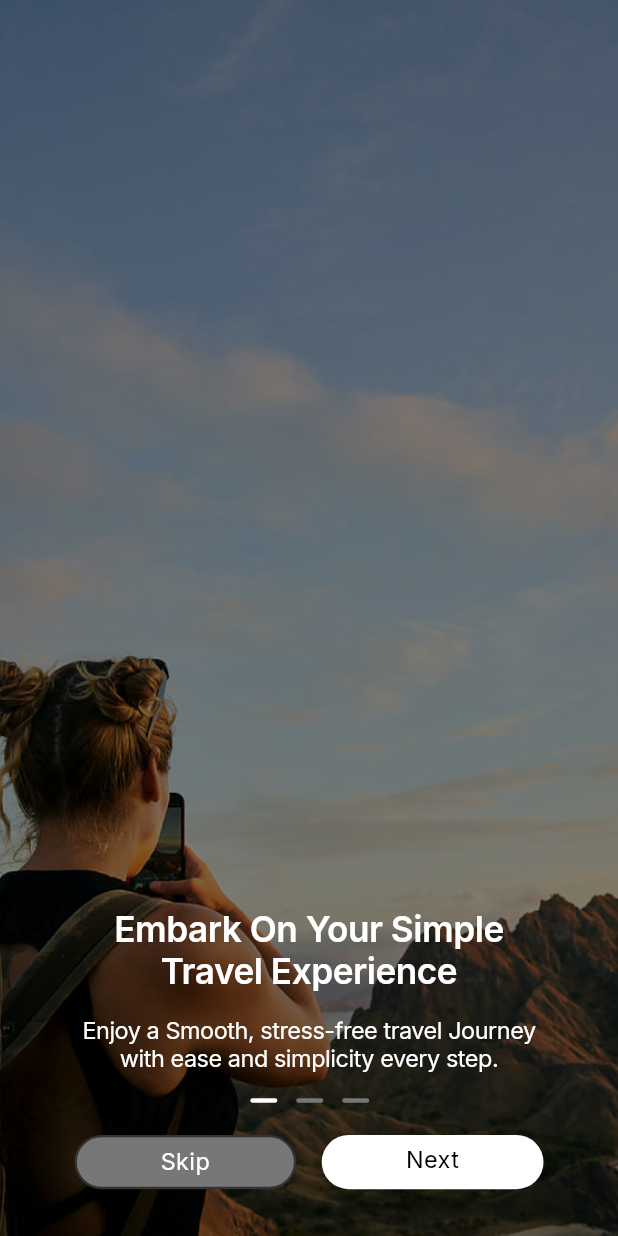
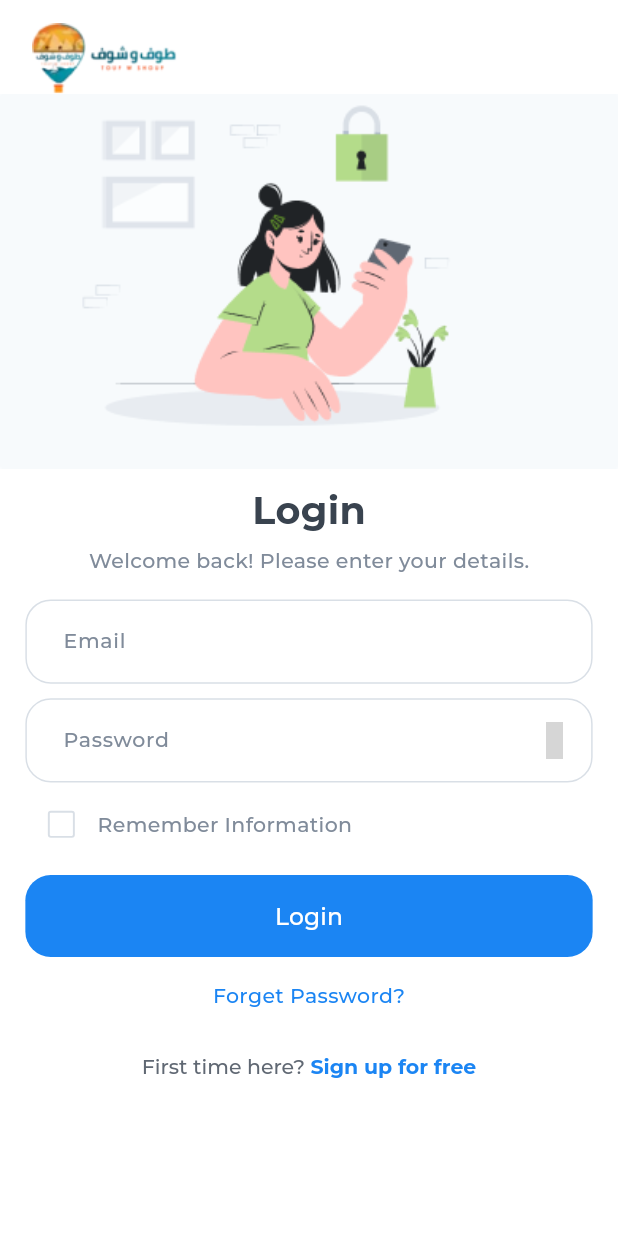
Before and after one commit to omar-949/touf_w, a Flutter app: the screen it shows after launch, on a phone screen of 412 x 824 dp. Run offline on Flutter 3.47's test engine with Material 3 defaults, Android fonts, the phone set to English and light mode, and no system bars; our stand-ins replace country_picker, dio, flutter_rating_bar, flutter_screenutil, flutter_secure_storage, flutter_svg and 5 more; project files that could hold a hidden picture were left out; grey boxes are pictures that could not be loaded.

Commit message:
refactor login

```diff
--- a/lib/core/resources/colors.dart
+++ b/lib/core/resources/colors.dart
@@ -4,6 +4,7 @@ abstract class AppColors {
   static const background = Color(0xffFFFFFF);
   static const blue500 = Color(0xff1B85F3);
   static const grey200 = Color(0xffD9DFE6);
+  static const grey500 = Color(0xffA0AEC0);
   static const orange = Color(0xffE07026);
   static const Color darkGrey = Color(0xff333333);
   static const Color mediumGrey = Color(0xff777777);
--- a/lib/core/routing/app_router.dart
+++ b/lib/core/routing/app_router.dart
@@ -7,7 +7,7 @@ import 'package:toufwshouf/features/best_selling/presentation/views/detail_scree
 import 'package:toufwshouf/features/onboarding/presentation/views/onboarding_view.dart';
 import 'package:toufwshouf/features/payment/presentation/views/payment_screen.dart';
 
-import '../../features/auth/presentation/views/login_screen.dart';
+import '../../features/auth/presentation/views/login_view.dart';
 import '../../features/auth/presentation/views/reset_password_screen.dart';
 import '../../features/auth/presentation/views/sign_up_screen.dart';
 import '../../features/best_selling/presentation/views/best_selling_screen.dart';
@@ -32,7 +32,7 @@ class AppRouter {
         );
       case Routes.loginScreen:
         return RouteAnimations.buildPageRoute(
-          const LoginScreen(),
+          const LoginView(),
           settings,
           TransitionType.slideFromLeft,
         );
--- /dev/null
+++ b/lib/core/widgets/app_text_button.dart
@@ -0,0 +1,37 @@
+
+import 'package:flutter/material.dart';
+import 'package:flutter_screenutil/flutter_screenutil.dart';
+import 'package:toufwshouf/core/resources/colors.dart';
+import 'package:toufwshouf/core/resources/styles.dart';
+
+class AppTextButton extends StatelessWidget {
+  const AppTextButton(
+      {super.key,
+        required this.onPressed,
+        required this.text,
+        this.backgroundColor});
+
+  final VoidCallback onPressed;
+  final String text;
+  final Color? backgroundColor;
+
+  @override
+  Widget build(BuildContext context) {
+    return TextButton(
+      onPressed: onPressed,
+      style: ElevatedButton.styleFrom(
+        shape: RoundedRectangleBorder(
+          borderRadius: BorderRadius.circular(16.w),
+        ),
+        elevation: 0,
+        backgroundColor: backgroundColor ?? AppColors.blue500,
+        tapTargetSize: MaterialTapTargetSize.shrinkWrap,
+        minimumSize: Size(double.infinity, 56.h),
+      ),
+      child: Text(
+        text,
+        style: TextStyles.font16WhiteMedium,
+      ),
+    );
+  }
+}
--- /dev/null
+++ b/lib/core/widgets/app_text_form_field.dart
@@ -0,0 +1,118 @@
+import 'package:flutter/material.dart';
+import 'package:flutter/services.dart';
+import 'package:flutter_screenutil/flutter_screenutil.dart';
+import 'package:toufwshouf/core/resources/styles.dart';
+
+import '../resources/colors.dart';
+
+class AppTextFormField extends StatelessWidget {
+  final String hintText;
+  final bool? isObscureText;
+  final EdgeInsetsGeometry? contentPadding;
+  final InputBorder? focusedBorder;
+  final InputBorder? enabledBorder;
+  final InputBorder? errorBorder;
+  final TextStyle? inputTextStyle;
+  final TextStyle? hintTextStyle;
+  final Widget? suffixIcon;
+  final Widget? prefixIcon;
+  final TextInputType? textInputType;
+  final List<TextInputFormatter>? textInputFormatter;
+  final TextEditingController? controller;
+  final Function(String?) validator;
+  final bool? enableCopyPaste;
+
+  const AppTextFormField({
+    super.key,
+    required this.hintText,
+    this.isObscureText,
+    this.contentPadding,
+    this.focusedBorder,
+    this.enabledBorder,
+    this.errorBorder,
+    this.inputTextStyle,
+    this.hintTextStyle,
+    this.suffixIcon,
+    this.prefixIcon,
+    this.textInputType,
+    this.textInputFormatter,
+    this.controller,
+    required this.validator,
+    this.enableCopyPaste,
+  });
+
+  @override
+  Widget build(BuildContext context) {
+    return TextFormField(
+      obscureText: isObscureText ?? false,
+      style: inputTextStyle ?? TextStyles.font14Grey800Medium,
+      cursorColor: AppColors.blue500,
+      controller: controller,
+      enableInteractiveSelection: enableCopyPaste,
+      validator: (value) {
+        return validator(value);
+      },
+      onSaved: (value) {
+        if (Form.of(context).validate()) {
+          Form.of(context).save();
+        }
+      },
+
+      decoration: InputDecoration(
+        isDense: true,
+        filled: true,
+        fillColor: Colors.white,
+        hintText: hintText,
+        hintStyle: hintTextStyle ?? TextStyles.font14Grey600Regular,
+        suffixIcon: suffixIcon,
+        suffixIconConstraints: BoxConstraints(
+          minWidth: 48.w,
+        ),
+        prefixIcon: prefixIcon,
+        prefixIconConstraints: BoxConstraints(
+          minWidth: 48.w,
+        ),
+        contentPadding: contentPadding ??
+            EdgeInsets.symmetric(
+              horizontal: 20.w,
+              vertical: 18.h,
+            ),
+        enabledBorder: enabledBorder ?? _defaultEnabledBorder(),
+        focusedBorder: focusedBorder ?? _defaultFocusedBorder(),
+        errorBorder: errorBorder ?? _defaultErrorBorder(),
+        focusedErrorBorder: errorBorder ?? _defaultErrorBorder(),
+      ),
+      keyboardType: textInputType,
+      inputFormatters: textInputFormatter,
+    );
+  }
+
+  OutlineInputBorder _defaultEnabledBorder() {
+    return OutlineInputBorder(
+      borderRadius: BorderRadius.circular(16.w),
+      borderSide: const BorderSide(
+        color: AppColors.grey200,
+      ),
+    );
+  }
+
+  OutlineInputBorder _defaultErrorBorder() {
+    return OutlineInputBorder(
+      borderRadius: BorderRadius.circular(16.w),
+      borderSide: const BorderSide(
+        color: Colors.red,
+        width: 1.3,
+      ),
+    );
+  }
+
+  OutlineInputBorder _defaultFocusedBorder() {
+    return OutlineInputBorder(
+      borderRadius: BorderRadius.circular(16.w),
+      borderSide: const BorderSide(
+        color: AppColors.blue500,
+        width: 1.3,
+      ),
+    );
+  }
+}
--- /dev/null
+++ b/lib/features/auth/presentation/views/login_view.dart
@@ -0,0 +1,13 @@
+import 'package:flutter/material.dart';
+import 'package:toufwshouf/features/auth/presentation/views/widgets/login/login_body.dart';
+
+class LoginView extends StatelessWidget {
+  const LoginView({super.key});
+
+  @override
+  Widget build(BuildContext context) {
+    return Scaffold(
+      body: LoginBody(),
+    );
+  }
+}
--- /dev/null
+++ b/lib/features/auth/presentation/views/widgets/login/login_body.dart
@@ -0,0 +1,32 @@
+import 'package:flutter/cupertino.dart';
+import 'package:flutter_screenutil/flutter_screenutil.dart';
+import 'package:toufwshouf/features/auth/presentation/views/widgets/login/login_footer.dart';
+import 'package:toufwshouf/features/auth/presentation/views/widgets/login/login_form.dart';
+import 'package:toufwshouf/features/auth/presentation/views/widgets/login/login_header.dart';
+
+class LoginBody extends StatelessWidget {
+  const LoginBody({super.key});
+
+  @override
+  Widget build(BuildContext context) {
+    return SafeArea(
+      child: SingleChildScrollView(
+        child: Column(
+          mainAxisSize: MainAxisSize.min,
+          crossAxisAlignment: CrossAxisAlignment.center,
+          children: [
+            LoginHeader(),
+            16.verticalSpace,
+            Padding(
+              padding: EdgeInsets.symmetric(horizontal: 16.w),
+              child: LoginForm(),
+            ),
+            16.verticalSpace,
+            LoginFooter(),
+            10.verticalSpace,
+          ],
+        ),
+      ),
+    );
+  }
+}
--- /dev/null
+++ b/lib/features/auth/presentation/views/widgets/login/login_footer.dart
@@ -0,0 +1,43 @@
+import 'package:flutter/material.dart';
+import 'package:flutter_screenutil/flutter_screenutil.dart';
+import 'package:toufwshouf/core/resources/styles.dart';
+
+class LoginFooter extends StatelessWidget {
+  const LoginFooter({
+    super.key,
+  });
+
+  @override
+  Widget build(BuildContext context) {
+    return Column(
+      children: [
+        GestureDetector(
+          onTap: () {},
+          child: Text(
+            "Forget Password?",
+            style: TextStyles.font14Blue500Medium,
+          ),
+        ),
+        30.verticalSpace,
+        GestureDetector(
+          onTap: () {},
+          child: RichText(
+            textAlign: TextAlign.center,
+            text: TextSpan(
+              children: [
+                TextSpan(
+                  text: "First time here? ",
+                  style: TextStyles.font14Grey700Medium,
+                ),
+                TextSpan(
+                  text: "Sign up for free",
+                  style: TextStyles.font14Blue500Bold,
+                ),
+              ],
+            ),
+          ),
+        ),
+      ],
+    );
+  }
+}
--- /dev/null
+++ b/lib/features/auth/presentation/views/widgets/login/login_header.dart
@@ -0,0 +1,30 @@
+import 'package:flutter/cupertino.dart';
+import 'package:flutter_screenutil/flutter_screenutil.dart';
+import 'package:toufwshouf/core/resources/styles.dart';
+import 'package:toufwshouf/core/widgets/header_widget.dart';
+
+class LoginHeader extends StatelessWidget {
+  const LoginHeader({super.key});
+
+  @override
+  Widget build(BuildContext context) {
+    return Column(
+      crossAxisAlignment: CrossAxisAlignment.center,
+      children: [
+        const Header(
+          logoAsset: "assets/logo_en 2.png",
+          imageAsset: "assets/auth/login.png",
+        ),
+        10.verticalSpace,
+        Text("Login", style: TextStyles.font26GreyExtraBold),
+        6.verticalSpace,
+        Center(
+          child: Text(
+            "Welcome back! Please enter your details.",
+            style: TextStyles.font14GreyMedium,
+          ),
+        ),
+      ],
+    );
+  }
+}
--- /dev/null
+++ b/lib/features/auth/presentation/views/widgets/login/remember_information.dart
@@ -0,0 +1,41 @@
+import 'package:flutter/material.dart';
+import 'package:toufwshouf/core/resources/colors.dart';
+import 'package:toufwshouf/core/resources/styles.dart';
+
+class RememberInformation extends StatefulWidget {
+  const RememberInformation({
+    super.key,
+  });
+
+  @override
+  State<RememberInformation> createState() => _RememberInformationState();
+}
+
+class _RememberInformationState extends State<RememberInformation> {
+  bool isChecked = false;
+
+  void _onCheckboxChanged(bool? newValue) {
+    setState(() {
+      isChecked = newValue ?? false;
+    });
+  }
+
+  @override
+  Widget build(BuildContext context) {
+    return Row(
+      children: [
+        Checkbox(
+          value: isChecked,
+          onChanged: _onCheckboxChanged,
+          checkColor: Colors.white,
+          activeColor: AppColors.blue500,
+          side: const BorderSide(
+            color: AppColors.grey200,
+            width: 1.3,
+          ),
+        ),
+        Text("Remember Information",style: TextStyles.font14Grey600Medium,),
+      ],
+    );
+  }
+}
--- a/lib/touf_w_shouf.dart
+++ b/lib/touf_w_shouf.dart
@@ -21,8 +21,9 @@ class ToufWShouf extends StatelessWidget {
           theme: ThemeData(
             textTheme:
                 GoogleFonts.montserratTextTheme(Theme.of(context).textTheme),
+            scaffoldBackgroundColor: Colors.white,
           ),
-          initialRoute: Routes.splashScreen,
+          initialRoute: Routes.loginScreen,
           onGenerateRoute: appRouter.generateRouter,
         );
       },
--- a/pubspec.yaml
+++ b/pubspec.yaml
@@ -48,17 +48,19 @@ dependencies:
   pinput: ^5.0.0
   dartz: ^0.10.1
   google_fonts: ^6.2.1
+  json_annotation: ^4.9.0
   flutter_rating_bar :
   tap_to_expand:
   searchfield: ^1.1.6
   awesome_dialog:
   flutter_lints: ^5.0.0
   rating_bar_flutter:
-
+  icons_plus: ^5.0.0
 dev_dependencies:
   flutter_test:
     sdk: flutter
-
+  build_runner: ^2.3.3
+  json_serializable: ^6.8.0
   # The "flutter_lints" package below contains a set of recommended lints to
   # encourage good coding practices. The lint set provided by the package is
   # activated in the `analysis_options.yaml` file located at the root of your
```
Also changed, not shown: lib/features/auth/presentation/views/login_screen.dart (deleted, +0 -39 lines), lib/features/auth/presentation/views/widgets/login/login_form.dart (+57 -155 lines), lib/features/auth/presentation/views/widgets/login/login_widget.dart (deleted, +0 -67 lines), lib/main.dart (+1 -9 lines), pubspec.lock.
